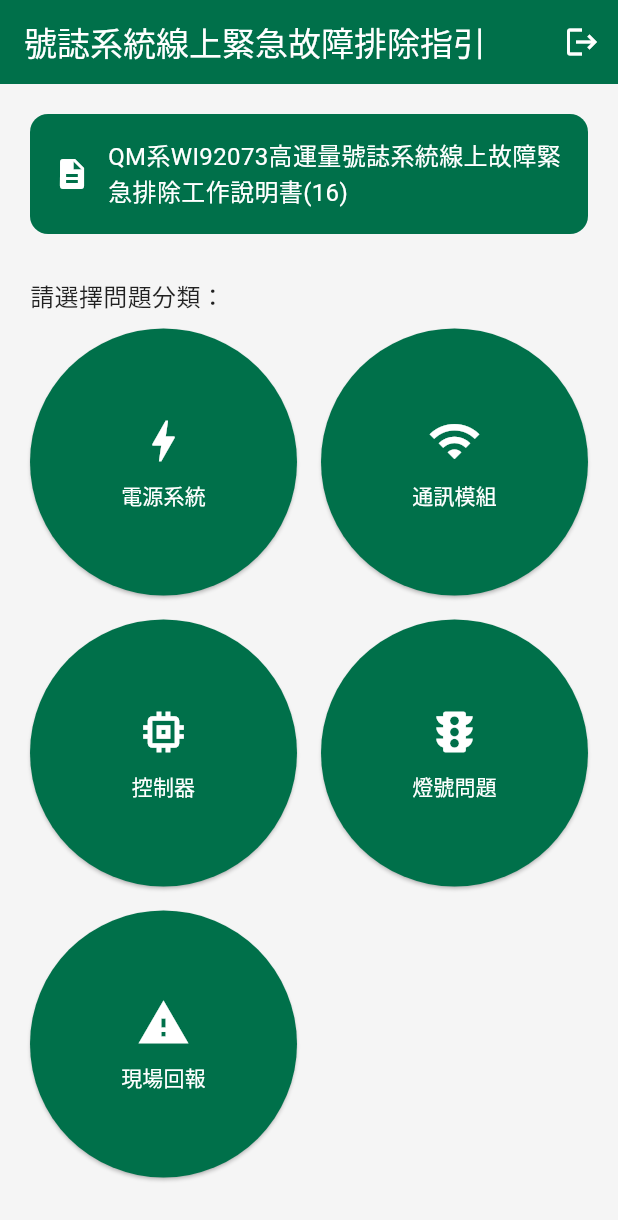
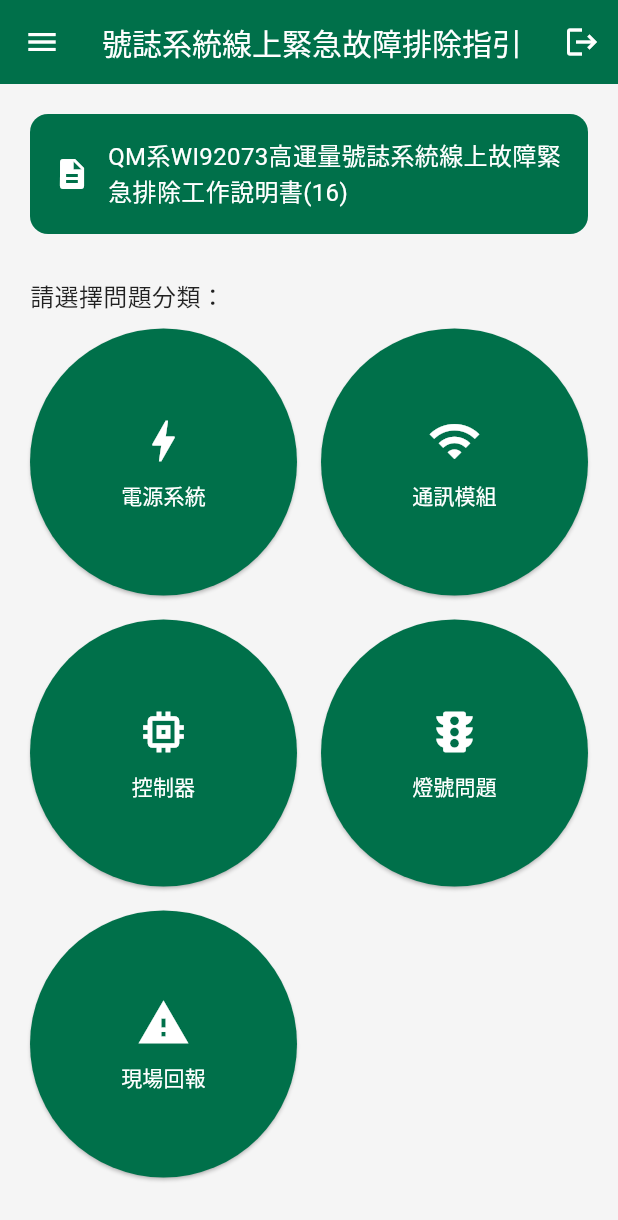
Before and after one commit to shao0925/SignalGuideApp, a Flutter app: the HomePage screen opened directly, in the side drawer, after a tap on the "logout" icon, on a phone screen of 412 x 824 dp. Shown: the top 1220 px of the screen. Run offline on Flutter 3.47's test engine with Material 3 defaults, Android fonts, the phone set to English and light mode, and no system bars; our stand-ins replace flutter_secure_storage; accounts and stored records are empty.

Commit message:
新增側邊欄

```diff
--- a/signal_guide_app/lib/pages/home.dart
+++ b/signal_guide_app/lib/pages/home.dart
@@ -10,18 +10,24 @@ class HomePage extends StatefulWidget {
 }
 
 class _HomePageState extends State<HomePage> {
+  String? _userName;
+  String? _employeeId;
   String? _userRole;
 
   @override
   void initState() {
     super.initState();
-    _loadUserRole();
+    _loadUserInfo();
   }
 
-  Future<void> _loadUserRole() async {
+  Future<void> _loadUserInfo() async {
     final storage = FlutterSecureStorage();
+    final name = await storage.read(key: 'name');
+    final id = await storage.read(key: 'employee_id');
     final role = await storage.read(key: 'role');
     setState(() {
+      _userName = name;
+      _employeeId = id;
       _userRole = role;
     });
   }
@@ -32,16 +38,22 @@ class _HomePageState extends State<HomePage> {
       canPop: false,
       child: Scaffold(
         appBar: AppBar(
-          automaticallyImplyLeading: false,
-          title: const Text("號誌系統線上緊急故障排除指引"),
+          automaticallyImplyLeading: true,
+          titleSpacing: 12
+          ,
+          title: const Text(
+            "號誌系統線上緊急故障排除指引",
+            maxLines: 2,
+            overflow: TextOverflow.ellipsis,
+            style: TextStyle(fontSize: 20),
+          ),
           actions: [
             IconButton(
               icon: const Icon(Icons.logout),
               tooltip: "登出",
               onPressed: () async {
                 final storage = FlutterSecureStorage();
-                await storage.delete(key: 'access_token');
-                await storage.delete(key: 'refresh_token');
+                await storage.deleteAll(); // 清除 access_token, refresh_token, role, name, employee_id
 
                 if (!mounted) return;
                 Navigator.pushAndRemoveUntil(
@@ -57,16 +69,31 @@ class _HomePageState extends State<HomePage> {
           child: ListView(
             padding: EdgeInsets.zero,
             children: [
-              const DrawerHeader(
-                decoration: BoxDecoration(
+              DrawerHeader(
+                decoration: const BoxDecoration(
                   color: Color(0xFF00704A),
                 ),
-                child: Text(
-                  '功能選單',
-                  style: TextStyle(
-                    color: Colors.white,
-                    fontSize: 24,
-                  ),
+                child: Column(
+                  crossAxisAlignment: CrossAxisAlignment.start,
+                  mainAxisAlignment: MainAxisAlignment.center,
+                  children: [
+                    Text(
+                      _userName ?? '使用者',
+                      style: const TextStyle(
+                        color: Colors.white,
+                        fontSize: 22,
+                        fontWeight: FontWeight.bold,
+                      ),
+                    ),
+                    const SizedBox(height: 8),
+                    Text(
+                      '員工編號：${_employeeId ?? '未知'}',
+                      style: const TextStyle(
+                        color: Colors.white70,
+                        fontSize: 16,
+                      ),
+                    ),
+                  ],
                 ),
               ),
               if (_userRole == 'A') ...[
```
